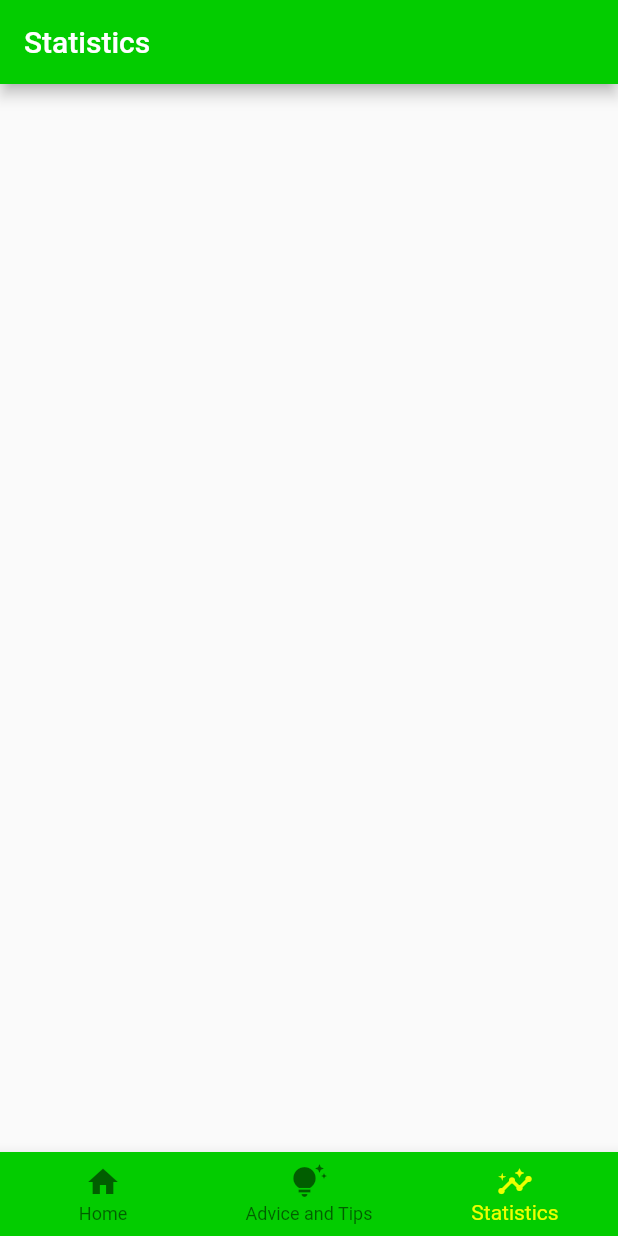
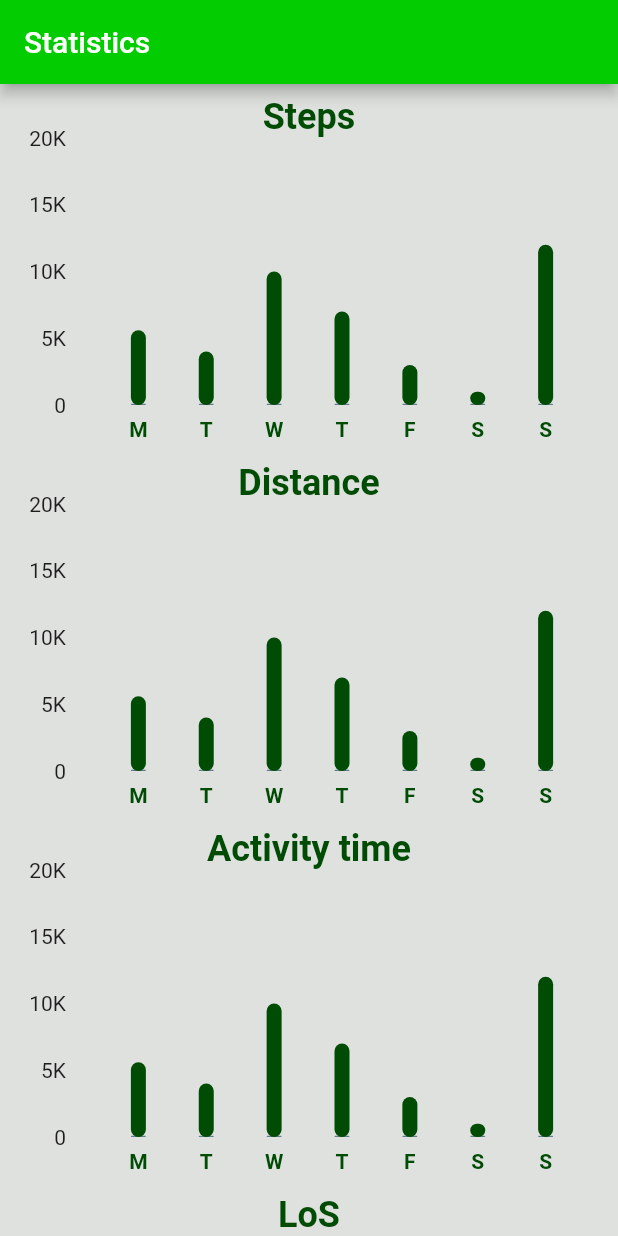
Before and after one commit to AndreaCorrado00/Final-Project-KFA, a Flutter app: the TipsPage screen opened directly, item 3 of the bottom bar chosen, on a phone screen of 412 x 824 dp. Run offline on Flutter 3.47's test engine with Material 2 defaults, Android fonts, the phone set to English and light mode, and no system bars; drawn by our look-alikes of fl_chart, flutter_animate; our stand-ins replace animated_text_kit, curved_navigation_bar, flutter_login, google_fonts, percent_indicator, shared_preferences; accounts and stored records are empty; network calls fail.

Commit message:
First version statisticsPage

```diff
--- a/my_project/lib/screens/AboutThisApp.dart
+++ b/my_project/lib/screens/AboutThisApp.dart
@@ -105,7 +105,7 @@ class AboutThisApp extends State<AboutThisAppState>{
       //body: TO BE IMPLEMENTED
       floatingActionButton: FloatingActionButton(
           child: const Icon(Icons.home),
-          onPressed: () {Navigator.push(context,MaterialPageRoute(builder: (context) => HomePageState()));},
+          onPressed: () {Navigator.push(context,MaterialPageRoute(builder: (context) => HomePage()));},
           backgroundColor: Constants.secondaryColor,
           elevation: 0.0,
           splashColor: Constants.primaryLightColor,
@@ -119,7 +119,7 @@ class AboutThisApp extends State<AboutThisAppState>{
       child: Text("Cancel"),
       onPressed: () {
         Navigator.push(
-            context, MaterialPageRoute(builder: (context) => HomePageState()));
+            context, MaterialPageRoute(builder: (context) => HomePage()));
       },
       style: Constants.TextButtonStyle_Alert,
     );
--- /dev/null
+++ b/my_project/lib/screens/Barplot/bar_data.dart
@@ -0,0 +1,37 @@
+import 'package:my_project/screens/Barplot/individual_bar.dart';
+import 'package:my_project/screens/StatisticsPage.dart';
+
+class BarData{
+  final double mondaySteps;
+  final double tuesdaySteps;
+  final double wednesdaySteps;
+  final double thursdaySteps;
+  final double fridaySteps;
+  final double saturdaySteps;
+  final double sundaySteps;
+
+  BarData({
+    required this.mondaySteps,
+    required this.tuesdaySteps,
+    required this.wednesdaySteps,
+    required this.thursdaySteps,
+    required this.fridaySteps,
+    required this.saturdaySteps,
+    required this.sundaySteps
+    });
+
+List<IndivualBar> barData = [];
+
+void initializeBarData(){
+  barData = [
+    IndivualBar(x: 1, y: mondaySteps),
+    IndivualBar(x: 2, y: tuesdaySteps),
+    IndivualBar(x: 3, y: wednesdaySteps),
+    IndivualBar(x: 4, y: thursdaySteps),
+    IndivualBar(x: 5, y: fridaySteps),
+    IndivualBar(x: 6, y: saturdaySteps),
+    IndivualBar(x: 7, y: sundaySteps),
+  ];
+}
+
+}
--- /dev/null
+++ b/my_project/lib/screens/Barplot/bar_graph.dart
@@ -0,0 +1,90 @@
+import 'package:fl_chart/fl_chart.dart';
+import 'package:flutter/material.dart';
+import 'package:my_project/screens/Barplot/bar_data.dart';
+
+class BarGraph extends StatelessWidget{
+  final List dailySteps;
+  const BarGraph({super.key, required this.dailySteps});
+
+  @override
+  Widget build(BuildContext context) {
+    BarData myBarData = BarData(
+      mondaySteps: dailySteps[0],
+      tuesdaySteps: dailySteps[1],
+      wednesdaySteps: dailySteps[2],
+      thursdaySteps: dailySteps[3],
+      fridaySteps:  dailySteps[4],
+      saturdaySteps: dailySteps[5],
+      sundaySteps: dailySteps[6],
+    );
+    myBarData.initializeBarData();
+
+    return BarChart(
+      BarChartData(
+        maxY: 20000,
+        minY: 0,
+        gridData: FlGridData(show: false),
+        borderData: FlBorderData(show: false),
+        titlesData: FlTitlesData(
+          show: true,
+          topTitles: AxisTitles(sideTitles: SideTitles(showTitles: false,)),
+          rightTitles: AxisTitles(sideTitles: SideTitles(showTitles: false)),
+          bottomTitles: AxisTitles(sideTitles: SideTitles(showTitles: true, getTitlesWidget: getBottomTitles,),),
+        ),
+        barGroups: myBarData.barData.map((data) => BarChartGroupData(
+          x: data.x,
+          barRods: [BarChartRodData(
+            toY: data.y,
+            color: Color.fromARGB(255, 1, 76, 4),
+            width: 10,
+            borderRadius: BorderRadius.circular(25),
+            backDrawRodData: BackgroundBarChartRodData(
+              show: true,
+              toY: 100,
+            ),
+          ),
+          ],
+          ),
+          )
+          .toList(),
+      ),
+    );
+  }
+
+}
+
+Widget getBottomTitles (double value, TitleMeta meta){
+  const style = TextStyle(
+    color: Color.fromARGB(255, 1, 76, 4),
+    fontWeight: FontWeight.bold,
+     fontSize: 14
+     );
+     Widget text;
+     switch(value.toInt()){
+      case 1:
+        text = const Text('M',style: style);
+        break;
+      case 2:
+        text = const Text('T',style: style);
+        break;
+      case 3:
+        text = const Text('W',style: style);
+        break;
+      case 4:
+        text = const Text('T',style: style);
+        break;
+      case 5:
+        text = const Text('F',style: style);
+        break;
+      case 6:
+        text = const Text('S',style: style);
+        break;
+      case 7:
+        text = const Text('S',style: style);
+        break;
+      default:
+        text = const Text('',style: style);
+        break;
+     }
+    return SideTitleWidget(child: text, axisSide: meta.axisSide);
+}
--- /dev/null
+++ b/my_project/lib/screens/Barplot/individual_bar.dart
@@ -0,0 +1,8 @@
+class IndivualBar {
+  final int x;  //position on x axis
+  final double y;  //position on y axis
+  IndivualBar(
+    {required this.x,
+    required this.y,
+    });
+}
--- a/my_project/lib/screens/LoginPage.dart
+++ b/my_project/lib/screens/LoginPage.dart
@@ -87,6 +87,6 @@ class _LoginPageState extends State<LoginPage> {
     );
   } // build
   void _toHomePage(BuildContext context){
-    Navigator.of(context).pushReplacement(MaterialPageRoute(builder: (context) => const HomePageState ()));
+    Navigator.of(context).pushReplacement(MaterialPageRoute(builder: (context) => const HomePage()));
   }//_toHomePage
 } // LoginScreen
--- a/my_project/lib/screens/ProfilePage.dart
+++ b/my_project/lib/screens/ProfilePage.dart
@@ -300,7 +300,7 @@ static const routename = 'ProfileScreen';
         ),
           floatingActionButton: FloatingActionButton(
           child: const Icon(Icons.home),
-          onPressed: () {Navigator.push(context,MaterialPageRoute(builder: (context) => HomePageState()));},
+          onPressed: () {Navigator.push(context,MaterialPageRoute(builder: (context) => HomePage()));},
           backgroundColor: Constants.secondaryColor,
           elevation: 0.0,
           splashColor: Constants.primaryLightColor,
@@ -314,7 +314,7 @@ void _OnLogoutTapConfirm(BuildContext context) {
   // set up the buttons
   Widget cancelButton = TextButton(
     child: Text("Cancel"),
-    onPressed:  () { Navigator.push(context,MaterialPageRoute(builder: (context) => HomePageState()));},
+    onPressed:  () { Navigator.push(context,MaterialPageRoute(builder: (context) => HomePage()));},
     style: Constants.TextButtonStyle_Alert ,
 
   );
--- a/my_project/lib/screens/StatisticsPage.dart
+++ b/my_project/lib/screens/StatisticsPage.dart
@@ -1,9 +1,11 @@
 // ignore_for_file: prefer_const_constructors
 
 import 'package:flutter/material.dart';
-import 'package:my_project/screens/HomePage.dart';
-import 'package:my_project/screens/TipsPage.dart';
+import 'package:flutter_animate/flutter_animate.dart';
+import 'package:my_project/screens/Barplot/bar_graph.dart';
 import 'package:my_project/utils/constants.dart';
+import 'package:percent_indicator/percent_indicator.dart';
+
 
 class StatisticsPage extends StatefulWidget {
   const StatisticsPage({super.key});
@@ -15,71 +17,132 @@ class StatisticsPage extends StatefulWidget {
 class StatisticsPageState extends State<StatisticsPage> {
   //-------------- Index used trought the code to build widgets
   int _selectedIndex = 2;
+  static const routename = 'StatisticsPage';
 
-  static const routename = 'StatisticsPage';
+  List<double> dailySteps = [5600, 4000, 10000, 7000, 3000, 1000, 12000];
   @override
   Widget build(BuildContext context) {
-    print('${StatisticsPageState.routename} built');
     return MaterialApp(
-      title: 'Statistics ',
+      title: 'Statistics',
       home: Scaffold(
         appBar: AppBar(
           backgroundColor: Constants.primaryColor,
           title: Text('Statistics'),
         ),
-        //automaticallyImplyLeading: true,
 
-        bottomNavigationBar: BottomNavigationBar(
-          items: const <BottomNavigationBarItem>[
-            BottomNavigationBarItem(
-              icon: Icon(Icons.home),
-              label: 'Home',
+      backgroundColor: Color.fromARGB(189, 212, 214, 211),
+      body: ListView(
+          children: [
+            Padding(padding: const EdgeInsets.all(8.0),
+            child: Animate(
+              effects: [FadeEffect(duration:2000.ms),SlideEffect()],
+            child: Column(
+              crossAxisAlignment: CrossAxisAlignment.center,
+              children: [
+                const Text('Steps', style: TextStyle(
+                  color: Color.fromARGB(255, 1, 76, 4), fontSize: 24, fontWeight: FontWeight.bold,
+                  ),
+                  ),
+                SizedBox(
+                  height: 200,
+                  //child: Animate(
+                    //effects:
+                   // [FadeEffect(duration: 2000.ms), SlideEffect()],
+                    child: BarGraph(
+                    dailySteps: dailySteps,
+                    ),
+                  ),
+                 ],
+                ),
+              ),
             ),
-            BottomNavigationBarItem(
-              icon: Icon(Icons.tips_and_updates),
-              label: 'Advice and Tips',
+            Padding(padding: const EdgeInsets.all(8.0),
+            child: Animate(
+              effects: [FadeEffect(duration:2000.ms),SlideEffect()],
+            child: Column(
+              crossAxisAlignment: CrossAxisAlignment.center,
+              children: [
+                const Text('Distance', style: TextStyle(
+                  color: Color.fromARGB(255, 1, 76, 4), fontSize: 24, fontWeight: FontWeight.bold,
+                  ),
+                  ),
+                SizedBox(
+                  height: 200,
+                  //child: Animate(
+                    //effects:
+                   // [FadeEffect(duration: 2000.ms), SlideEffect()],
+                    child: BarGraph(
+                    dailySteps: dailySteps,
+                    ),
+                  ),
+                 ],
+                ),
+              ),
             ),
-            BottomNavigationBarItem(
-              icon: Icon(Icons.insights),
-              label: 'Statistics',
+            Padding(padding: const EdgeInsets.all(8.0),
+            child: Animate(
+              effects: [FadeEffect(duration:2000.ms),SlideEffect()],
+            child: Column(
+              crossAxisAlignment: CrossAxisAlignment.center,
+              children: [
+                const Text('Activity time', style: TextStyle(
+                  color: Color.fromARGB(255, 1, 76, 4), fontSize: 24, fontWeight: FontWeight.bold,
+                  ),
+                  ),
+                SizedBox(
+                  height: 200,
+                  //child: Animate(
+                    //effects:
+                   // [FadeEffect(duration: 2000.ms), SlideEffect()],
+                    child: BarGraph(
+                    dailySteps: dailySteps,
+                    ),
+                  ),
+                 ],
+                ),
+              ),
+            ),
+            Padding(padding: const EdgeInsets.all(8.0),
+            child: Animate(
+              effects: [FadeEffect(duration:2000.ms),SlideEffect()],
+            child: Column(
+              crossAxisAlignment: CrossAxisAlignment.center,
+              children: [
+                const Text('LoS', style: TextStyle(
+                  color: Color.fromARGB(255, 1, 76, 4), fontSize: 24, fontWeight: FontWeight.bold,
+                  ),
+                  ),
+                SizedBox(
+                  height: 200,
+                  //child: Animate(
+                    //effects:
+                   // [FadeEffect(duration: 2000.ms), SlideEffect()],
+                    child: CircularPercentIndicator(
+                  radius: 80.0,
+                  lineWidth: 12.0,
+                  animation: true,
+                  percent: 0.7,
+                  center: new Text(
+                    "6000",
+                    style: new TextStyle(
+                        fontWeight: FontWeight.bold, fontSize: 15.0),
+                  ),
+                  footer: new Text(
+                    "Steps",
+                    style: new TextStyle(
+                        fontWeight: FontWeight.bold, fontSize: 17.0),
+                  ),
+                  circularStrokeCap: CircularStrokeCap.round,
+                  progressColor: Color.fromARGB(255, 29, 131, 56),
+                ),
+                  ),
+                 ],
+                ),
+              ),
             ),
           ],
-          currentIndex: _selectedIndex,
-          backgroundColor: Constants.primaryColor,
-          selectedItemColor: Constants.secondarylightColor,
-          selectedFontSize: 14.0,
-          type: BottomNavigationBarType.fixed,
-          onTap: (int index) {
-            switch (index) {
-              case 0:
-                Navigator.of(context).pushReplacement(MaterialPageRoute(
-                    builder: (context) => const HomePageState()));
-                break;
-              case 1:
-                Navigator.of(context).pushReplacement(
-                    MaterialPageRoute(builder: (context) => const TipsPage()));
-
-                break;
-              case 2:
-                if (index != 2) {
-                  Navigator.of(context).pushReplacement(MaterialPageRoute(
-                      builder: (context) => const StatisticsPage()));
-                } else {
-                  print('still in the Statistics page ');
-                }
-
-                // Probably in this case you have to put an if: if the index is not pointing the home and you are in the case of the home, return to home
-                break;
-            }
-
-            setState(
-              () {
-                _selectedIndex = index;
-              },
-            );
-          },
         ),
-      ),
+    ),
     );
   }
 }
--- a/my_project/lib/screens/TipsPage.dart
+++ b/my_project/lib/screens/TipsPage.dart
@@ -4,7 +4,6 @@ import 'package:flutter/material.dart';
 import 'package:intl/intl.dart';
 import 'package:my_project/screens/HomePage.dart';
 import 'package:my_project/screens/StatisticsPage.dart';
-// ignore: unused_import
 import 'package:shared_preferences/shared_preferences.dart';
 import 'package:my_project/utils/constants.dart';
 import 'package:my_project/Database/Advice_Database.dart';
@@ -158,7 +157,7 @@ class TipsPageState extends State<TipsPage> {
           switch (index) {
             case 0:
               Navigator.of(context).pushReplacement(MaterialPageRoute(
-                  builder: (context) => const HomePageState()));
+                  builder: (context) => const HomePage()));
             break;
             case 1:
               if (index != 1) {
--- a/my_project/pubspec.yaml
+++ b/my_project/pubspec.yaml
@@ -51,6 +51,10 @@ dependencies:
   curved_navigation_bar: ^1.0.3
   animated_text_kit: ^4.2.1
   percent_indicator: ^4.2.3
+  html: ^0.15.0
+  step_progress_indicator: ^1.0.2
+  fl_chart: ^0.60.0
+  flutter_animate: ^4.1.1+1
 
 
 
```
Also changed, not shown: my_project/pubspec.lock.
